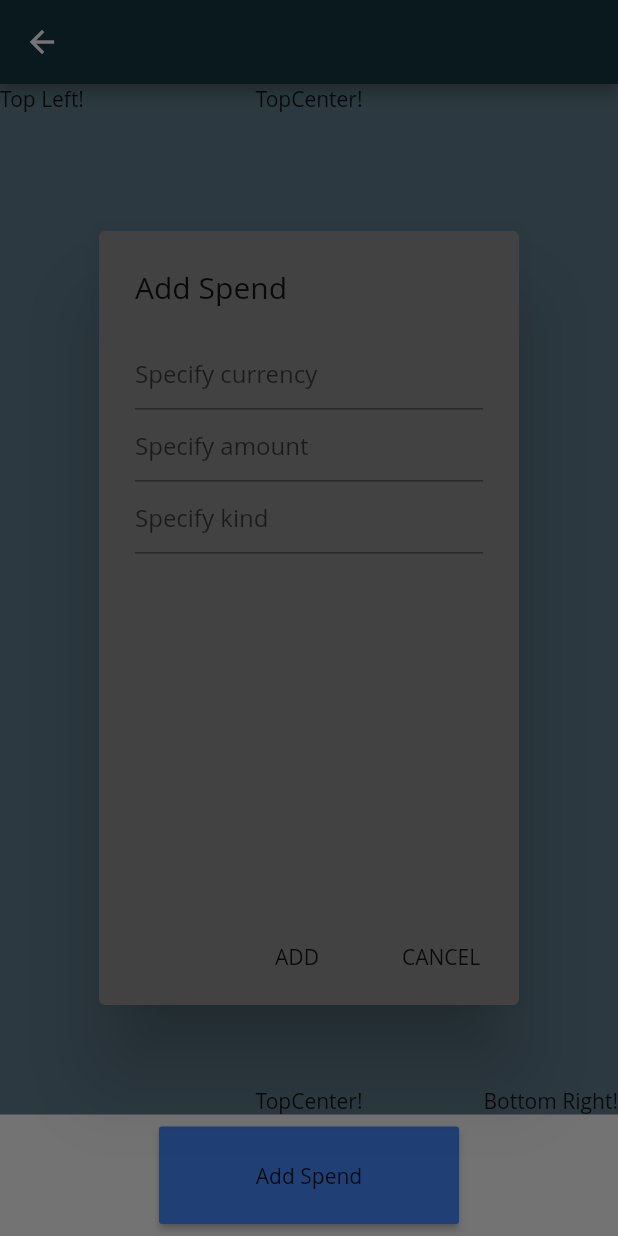
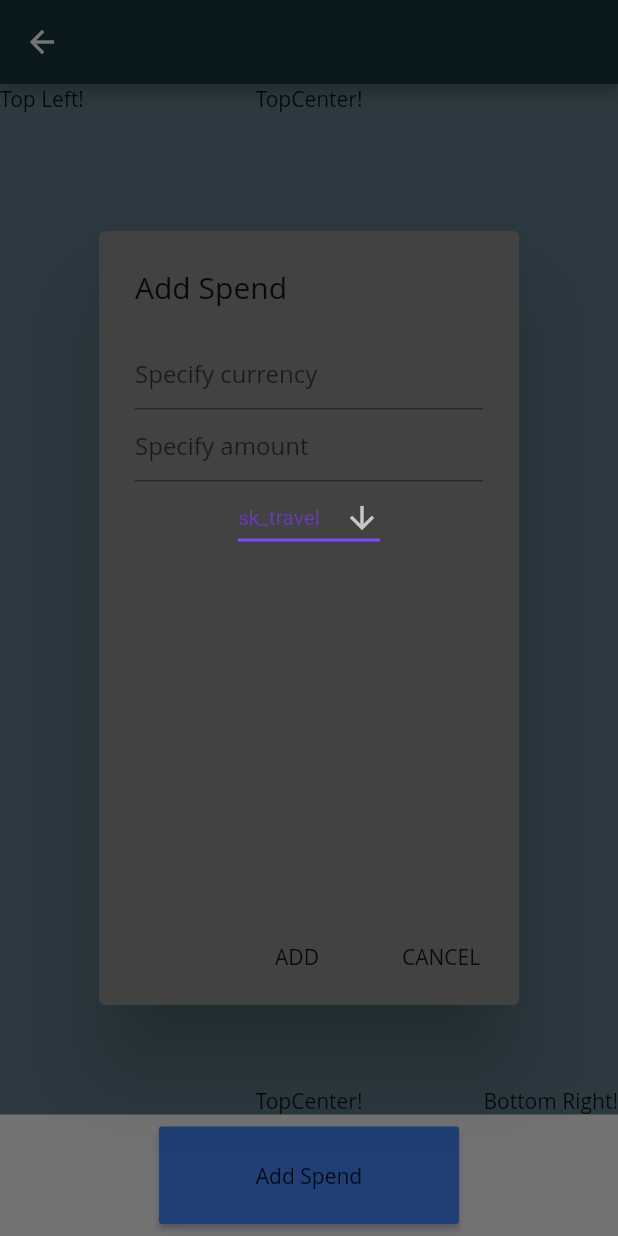
Before and after one commit to 2beens/ispend-app, a Flutter app: the HomeScreen screen opened directly with empty values, after a tap on "Add Spend", on a phone screen of 412 x 824 dp. Run offline on Flutter 3.47's test engine with Material 2 defaults, Android fonts, the phone set to English and light mode, and no system bars; our stand-ins replace flutter_screenutil, fluttertoast, mvc_pattern; accounts and stored records are empty; Roboto replaces fonts that are missing (Open Sans).

Commit message:
spend kinds dropdown

```diff
--- a/lib/screens/homeScreen.dart
+++ b/lib/screens/homeScreen.dart
@@ -45,12 +45,14 @@ class HomeScreen extends StatefulWidget {
   _HomeScreenState createState() => _HomeScreenState();
 }
 
+List spendKindsIDs = ["sk_travel", "sk_food", "sk_nightlife", "sk_rent"];
+
 class _HomeScreenState extends State<HomeScreen> {
   TextEditingController _currencyCtrl = TextEditingController();
   TextEditingController _amountCtrl = TextEditingController();
   TextEditingController _kindIdCtrl = TextEditingController();
 
-  // List _spendKindsIDs = ["sk_travel", "sk_food", "sk_nightlife", "sk_travel"];
+  String choosenSpendKindID = 'sk_travel';
 
   int _counter = 0;
   // new spending params
@@ -85,9 +87,35 @@ class _HomeScreenState extends State<HomeScreen> {
                   controller: _amountCtrl,
                   decoration: InputDecoration(hintText: "Specify amount"),
                 ),
-                TextField(
-                  controller: _kindIdCtrl,
-                  decoration: InputDecoration(hintText: "Specify kind"),
+                // TextField(
+                //   controller: _kindIdCtrl,
+                //   decoration: InputDecoration(hintText: "Specify kind"),
+                // ),
+                DropdownButton<String>(
+                  value: choosenSpendKindID,
+                  icon: Icon(Icons.arrow_downward),
+                  iconSize: 24,
+                  elevation: 16,
+                  style: TextStyle(
+                    color: Colors.deepPurple
+                  ),
+                  underline: Container(
+                    height: 2,
+                    color: Colors.deepPurpleAccent,
+                  ),
+                  onChanged: (String newValue) {
+                    setState(() {
+                      choosenSpendKindID = newValue;
+                    });
+                  },
+                  items: <String>['sk_travel', 'sk_food', 'sk_nightlife', 'sk_rent']
+                    .map<DropdownMenuItem<String>>((String value) {
+                      return DropdownMenuItem<String>(
+                        value: value,
+                        child: Text(value),
+                      );
+                    })
+                    .toList(),
                 ),
               ],
             ),
```
